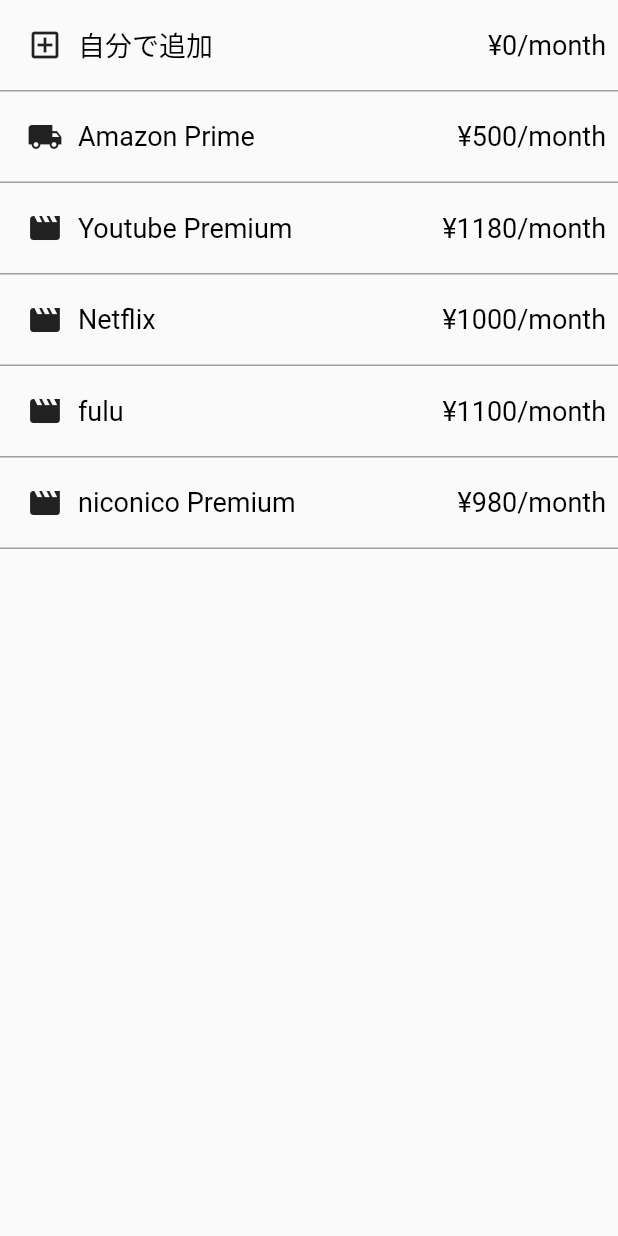
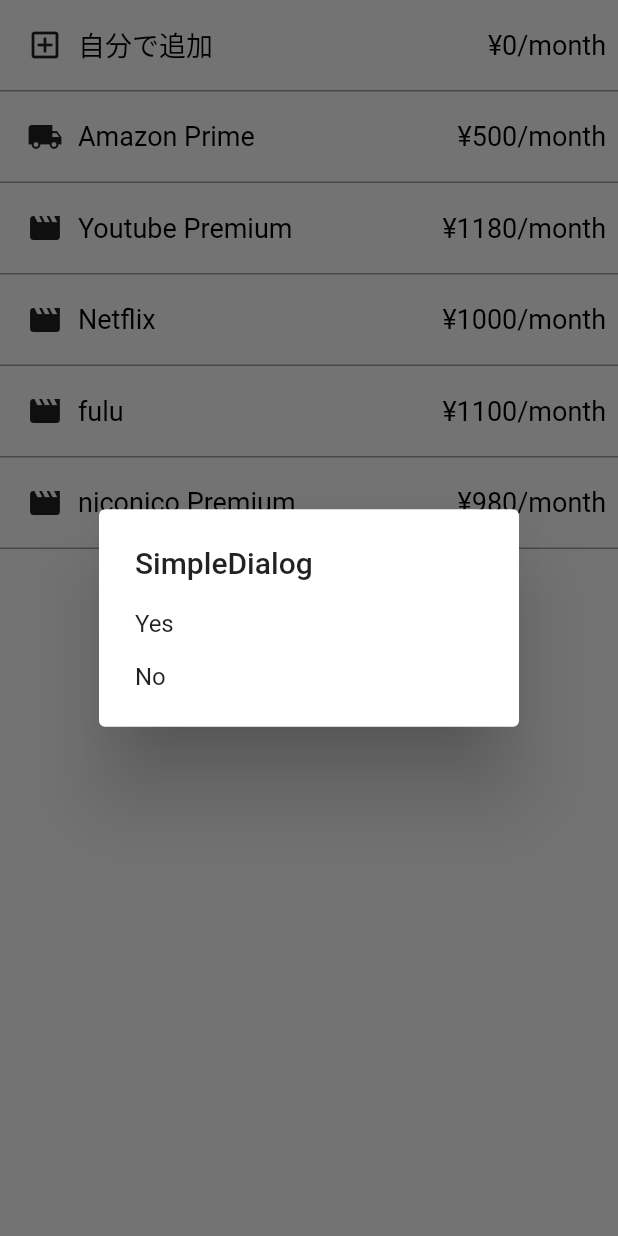
Before and after one commit to shotaro-pd/sub_manage, a Flutter app: the AddSubscriptionListBody widget shown alone on an empty page, opened directly, after a tap on "自分で追加", on a phone screen of 412 x 824 dp. Run offline on Flutter 3.47's test engine with Material 2 defaults, Android fonts, the phone set to English and light mode, and no system bars; our stand-ins replace sqflite; accounts and stored records are empty.

Commit message:
ダイアログ対応

```diff
--- a/lib/component/body/add_subscription_list_body.dart
+++ b/lib/component/body/add_subscription_list_body.dart
@@ -1,4 +1,9 @@
 import '../importer.dart';
+
+enum Answers{
+  YES,
+  NO
+}
 
 class AddSubscriptionListBody extends StatefulWidget {
 
@@ -9,6 +14,11 @@ class AddSubscriptionListBody extends StatefulWidget {
 }
 
 class _AddSubscriptionListBodyState extends State<AddSubscriptionListBody> {
+
+  String _value = '';
+
+  void _setValue(String value) => setState(() => _value = value);
+
   @override
   Widget build(BuildContext context) {
     return ListView(
@@ -62,12 +72,45 @@ class _AddSubscriptionListBodyState extends State<AddSubscriptionListBody> {
                 ),
 
               ),
+
             ],
           )
       ),
       onTap: () {
-        print("onTap called.");
+        openDialog(context);
       },
     );
   }
+
+  void openDialog(BuildContext context) {
+    showDialog<Answers>(
+      context: context,
+      builder: (BuildContext context) => new SimpleDialog(
+        title: new Text('SimpleDialog'),
+        children: <Widget>[
+          createDialogOption(context, Answers.YES, 'Yes'),
+          createDialogOption(context, Answers.NO, 'No')
+        ],
+      ),
+    ).then((value) {
+      switch(value) {
+        case Answers.YES:
+          _setValue('Yes');
+          break;
+        case Answers.NO:
+          _setValue('No');
+          break;
+      }
+    });
+  }
+
+  createDialogOption(BuildContext context, Answers answer, String str) {
+    return new SimpleDialogOption(
+      child: new Text(str),
+      onPressed: (){
+        Navigator.pop(context, answer);
+      },
+    );
+  }
+
 }
--- a/lib/repositories/db_provider.dart
+++ b/lib/repositories/db_provider.dart
@@ -39,7 +39,7 @@ class DBProvider {
             "serviceName TEXT,"
             "paymentDate TEXT,"
             "price Int,"
-
+            "color Text"
             ")"
     );
   }
```
Also changed, not shown: lib/component/InputDialog.dart (added, +38 -0 lines), 3 other files.
